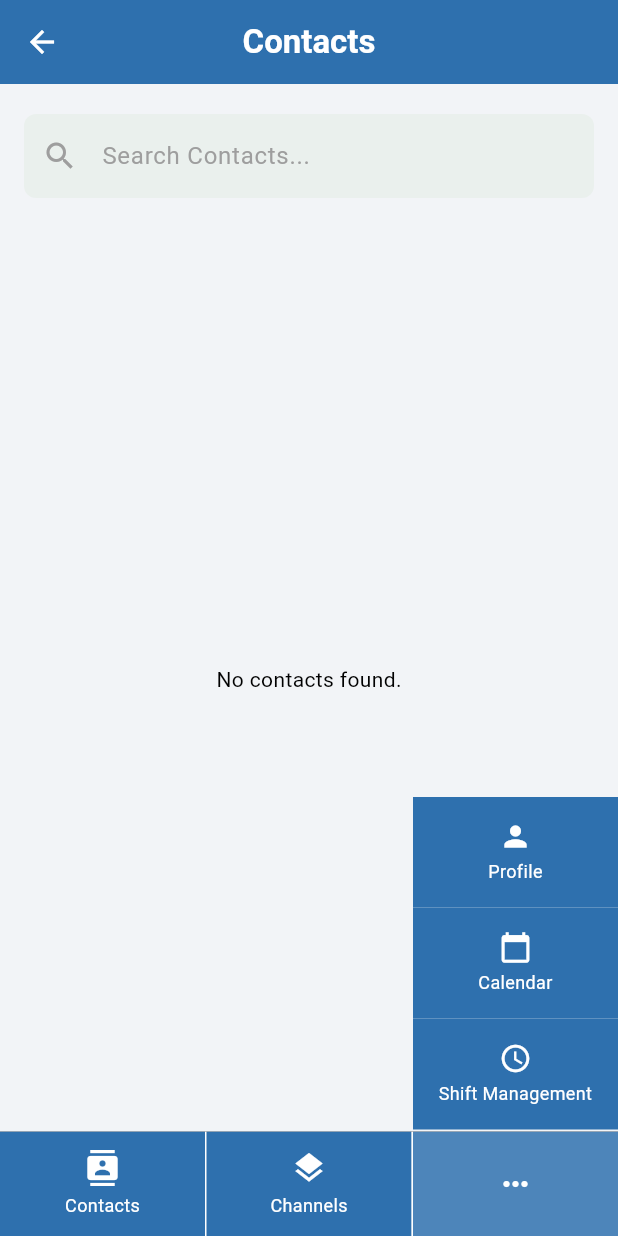
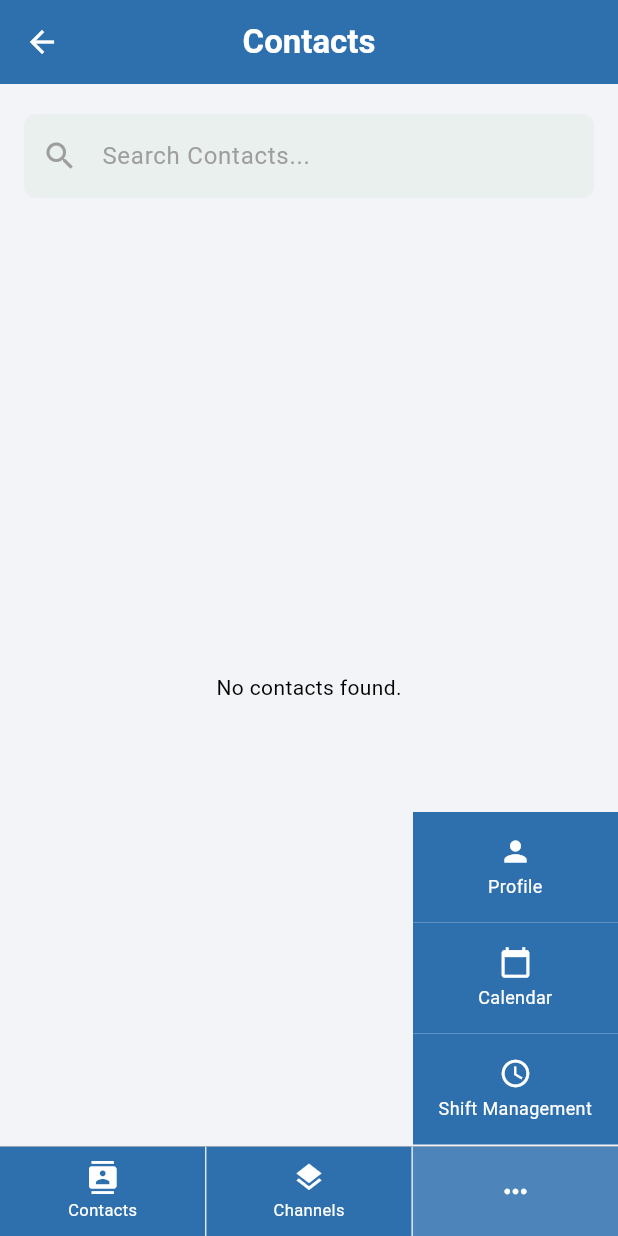
Before and after one commit to MKbrun/mobile_app_group5, a Flutter app: the PrimaryNavigationScreen screen opened directly, item 3 of the bottom bar chosen, on a phone screen of 412 x 824 dp. Run offline on Flutter 3.47's test engine with Material 3 defaults, Android fonts, the phone set to English and light mode, and no system bars; our stand-ins replace cached_network_image, cloud_firestore, firebase_auth, firebase_core, firebase_storage, flutter_chat_types and 4 more; accounts and stored records are empty; network calls fail.

Commit message:
scaled the navigation bar a bit down for better visual styling

```diff
--- a/lib/screens/primaryNavigationScreen.dart
+++ b/lib/screens/primaryNavigationScreen.dart
@@ -64,7 +64,7 @@ class _PrimaryNavigationScreenState extends State<PrimaryNavigationScreen>
 
   Widget _divider() {
     return Container(
-      width: 1,
+      width: 0.75,
       color: Colors.white.withOpacity(0.6),
     );
   }
@@ -83,7 +83,7 @@ class _PrimaryNavigationScreenState extends State<PrimaryNavigationScreen>
       ),
       bottomNavigationBar: Container(
         width: MediaQuery.of(context).size.width,
-        height: 70, // Fixed height for the navigation bar
+        height: 60,
         decoration: const BoxDecoration(
           color: Colors.white, // Background color
           border: Border(
@@ -135,12 +135,12 @@ class _PrimaryNavigationScreenState extends State<PrimaryNavigationScreen>
               Icon(
                 icon,
                 color: Colors.white,
-                size: 24,
+                size: 22,
               ),
-              const SizedBox(height: 4),
+              const SizedBox(height: 3),
               Text(
                 label,
-                style: const TextStyle(color: Colors.white, fontSize: 12),
+                style: const TextStyle(color: Colors.white, fontSize: 11),
               ),
             ],
           ),
@@ -172,7 +172,7 @@ class _PrimaryNavigationScreenState extends State<PrimaryNavigationScreen>
               Icon(
                 Icons.more_horiz,
                 color: Colors.white,
-                size: 24,
+                size: 22,
               ),
             ],
           ),
```
Also changed, not shown: lib/widgets/bottom_nav_bar.dart (+10 -11 lines).
